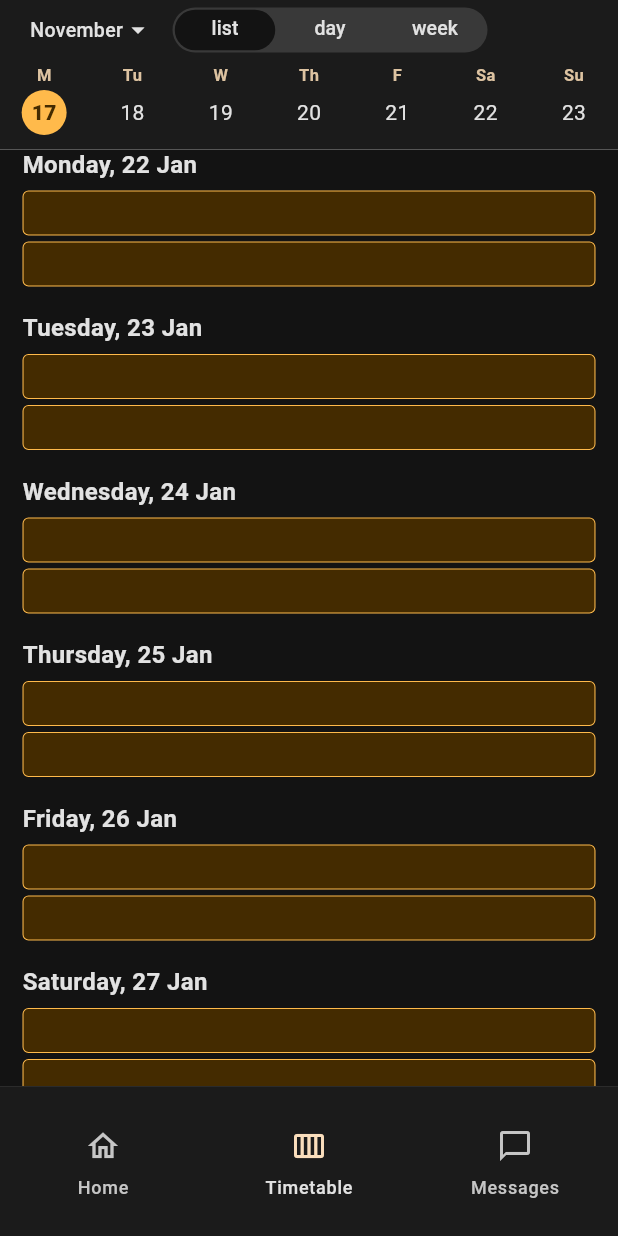
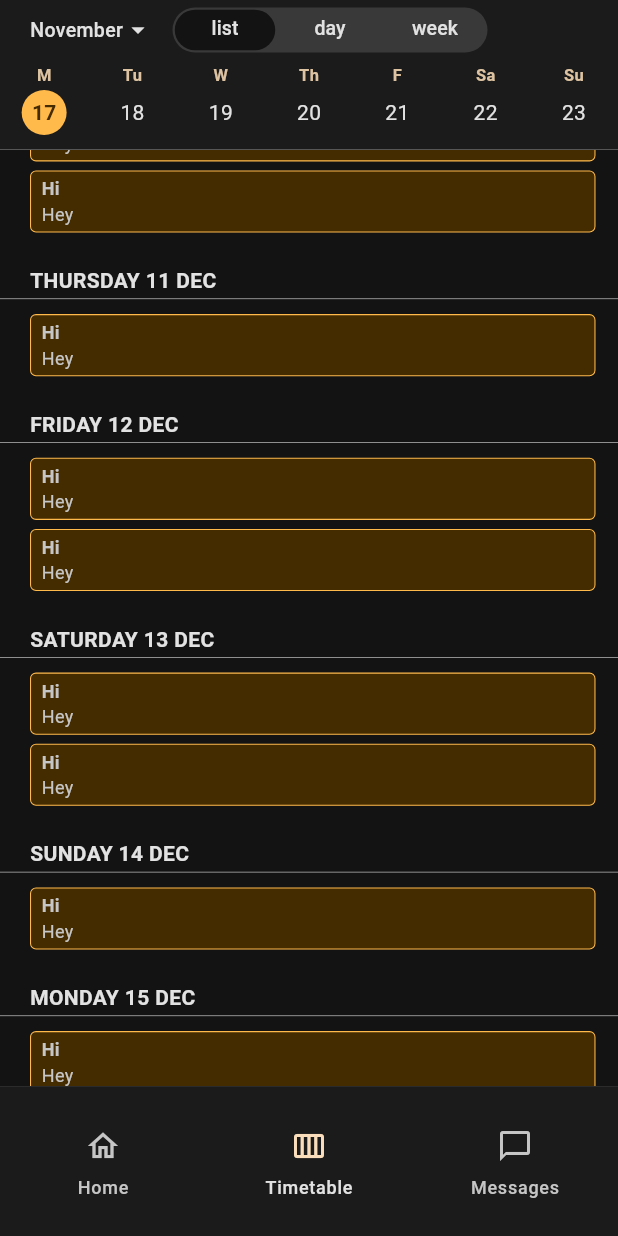
Before and after one commit to BrynMtchll/anu_timetable, a Flutter app: the screen it shows after launch, item 2 of the bottom bar chosen, scrolled down 2304 dp, after a tap on "Today", on a phone screen of 412 x 824 dp. Run offline on Flutter 3.47's test engine with Material 3 defaults, Android fonts, the light colour scheme and no system bars; drawn by our look-alikes of scrollable_positioned_list; our stand-ins replace calendar_view.

Commit message:
list view integrated fully, month bar animation performance improved

```diff
--- a/analysis_options.yaml
+++ b/analysis_options.yaml
@@ -7,6 +7,9 @@
 
 # The following line activates a set of recommended lints for Flutter apps,
 # packages, and plugins designed to encourage good coding practices.
+analyzer:
+  errors:
+    curly_braces_in_flow_control_structures: ignore ignore ignore
 include: package:flutter_lints/flutter.yaml
 
 linter:
--- a/lib/app.dart
+++ b/lib/app.dart
@@ -37,7 +37,6 @@ class _AppState extends State<App> with SingleTickerProviderStateMixin{
     weekViewScrollController = WeekViewScrollController(
       initialScrollOffset: TimetableLayout.initialScrollOffset,
       onAttach: (_) => weekViewScrollController.matchToOther(dayViewScrollController));
-
     viewTabController.addListener(() {
       viewTabController.matchScrollOffsets(dayViewScrollController, weekViewScrollController);
     });
--- a/lib/model/animation_notifiers.dart
+++ b/lib/model/animation_notifiers.dart
@@ -9,7 +9,6 @@ class MonthBarAnimationNotifier extends ChangeNotifier {
   // use shrunk to determine toggle visibility for monthbar
   bool shrunk = true;
   bool expanded = false;
-  late double displayHeight = TimetableLayout.weekBarHeight;
   late double _height;
   static const int duration = 350;
 
@@ -20,7 +19,6 @@ class MonthBarAnimationNotifier extends ChangeNotifier {
   set height(double newVal) {
     if (newVal != _height) {
       _height = newVal;
-      if (_open) displayHeight = _height;
       notifyListeners();
     }
   }
@@ -34,7 +32,6 @@ class MonthBarAnimationNotifier extends ChangeNotifier {
     if (_open) {
       visible = true;
       shrunk = false;
-      displayHeight = _height;
       notifyListeners();
       Future.delayed(const Duration(milliseconds: duration)).then((_) {
         if (!_open) return;
@@ -42,7 +39,6 @@ class MonthBarAnimationNotifier extends ChangeNotifier {
         notifyListeners();
       });
     } else {
-      displayHeight = TimetableLayout.weekBarHeight;
       expanded = false;
       notifyListeners();
       Future.delayed(const Duration(milliseconds: duration)).then((_) {
--- a/lib/model/controllers.dart
+++ b/lib/model/controllers.dart
@@ -1,6 +1,7 @@
 import 'package:anu_timetable/model/timetable_model.dart';
 import 'package:anu_timetable/util/timetable_layout.dart';
 import 'package:flutter/material.dart';
+import 'package:scrollable_positioned_list/scrollable_positioned_list.dart';
 
 mixin PageLinker on PageController {
   double get pageWidth;
@@ -27,7 +28,6 @@ mixin PageLinker on PageController {
 mixin ScrollLinker on ScrollController {
   void matchToOther(ScrollController otherController) {
     if (!otherController.hasClients) return;
-
     if (position.pixels != otherController.position.pixels) {
       position.correctPixels(otherController.position.pixels);
     }
@@ -63,7 +63,6 @@ class DayViewPageController extends PageController with PageLinker{
 
   @override jumpToPage(int page) {
     _persistedPage = page;
-    print(hasClients);
     super.jumpToPage(page);
   }
   @override animateToPage(int page, {required Curve curve, required Duration duration}) {
@@ -166,6 +165,11 @@ class ViewTabController extends TabController {
   }
 }
 
+class TListViewItemScrollController extends ItemScrollController{
+  bool isScrolling = false;
+  TListViewItemScrollController();
+}
+
 class WeekViewScrollController extends ScrollController with ScrollLinker{
   WeekViewScrollController({
     super.initialScrollOffset,
--- a/lib/model/timetable_model.dart
+++ b/lib/model/timetable_model.dart
@@ -7,6 +7,7 @@ import 'package:anu_timetable/widgets/week_bar.dart';
 import 'package:anu_timetable/widgets/week_view.dart';
 import 'package:flutter/material.dart';
 import 'package:flutter/rendering.dart';
+import 'package:scrollable_positioned_list/scrollable_positioned_list.dart';
 
 /// A central control for keeping the various relevant timetable
 /// widgets synchronised to the active day (the day in focus).
@@ -33,6 +34,7 @@ class TimetableModel extends ChangeNotifier {
   late WeekBarPageController weekBarPageController;
   late MonthBarPageController monthBarPageController;
   late MonthListScrollController monthListScrollController;
+  late TListViewItemScrollController tListViewItemScrollController;
 
   /// The sole state managed by [TimetableModel]. It is what all of the
   /// managed controllers are synchronised to.
@@ -42,6 +44,8 @@ class TimetableModel extends ChangeNotifier {
     final currentDay = DateTime.now();
     _activeDay = DateTime(currentDay.year, currentDay.month, currentDay.day);
     createWeekViewController();
+    createDayViewController();
+    tListViewItemScrollController = TListViewItemScrollController();
   }
 
   DateTime get activeDay => _activeDay;
@@ -100,9 +104,9 @@ class TimetableModel extends ChangeNotifier {
   static bool monthEquiv(DateTime day1, DateTime day2)
     => monthOfDay(day1) == monthOfDay(day2);
 
-  void setActiveMonth(DateTime month, DateTime currentDay) {
-    if (monthEquiv(month, activeDay)) return;
-    monthEquiv(month, currentDay) ? activeDay = currentDay : activeDay = month;
+  DateTime getNewActiveDayForMonth(DateTime month, DateTime currentDay) {
+    if (monthEquiv(month, activeDay)) return activeDay;
+    return monthEquiv(month, currentDay) ? currentDay : month;
   }
 
     void createDayViewController() {
@@ -149,11 +153,12 @@ class TimetableModel extends ChangeNotifier {
   }
 
   /// Animates the [WeekBar]'s [PageView] to the active page.
-  void syncWeekBar() async {
+  void syncWeekBar({bool jump = false}) async {
     int newWeekPage = getWeekPage(activeDay);
     int activeWeekPage = weekBarPageController.page!.round();
     if (newWeekPage != activeWeekPage) {
-      await weekBarPageController.animateToPage(
+      jump ? weekBarPageController.jumpToPage(newWeekPage)
+        : await weekBarPageController.animateToPage(
           newWeekPage,
           duration: Duration(milliseconds: 400),
           curve: Curves.easeInOut,
@@ -176,12 +181,13 @@ class TimetableModel extends ChangeNotifier {
   }
 
   /// Animates the [MonthBar]'s [PageView] to the active page.
-  void syncMonthBar() async {
+  void syncMonthBar({bool jump = false}) async {
     if (!monthBarPageController.hasClients) return;
     int newMonthPage = getMonthPage(activeDay);
     int activeMonthPage = monthBarPageController.page!.round();
     if (newMonthPage != activeMonthPage) {
-      await monthBarPageController.animateToPage(
+      jump ? monthBarPageController.jumpToPage(newMonthPage)
+        : await monthBarPageController.animateToPage(
           newMonthPage,
           duration: Duration(milliseconds: 400),
           curve: Curves.easeInOut,
@@ -204,14 +210,20 @@ class TimetableModel extends ChangeNotifier {
     }
   }
 
+  void syncTListView({bool jump = false}) {
+    if (!tListViewItemScrollController.isAttached) return;
+    int newActiveDayIndex = getDayPage(activeDay);
+    jump ? tListViewItemScrollController.jumpTo(index: newActiveDayIndex) :
+      tListViewItemScrollController.scrollTo(index: newActiveDayIndex, duration: Duration(milliseconds: 200));
+  }
+
   /// Handler for the onPageChanged event of the [DayView]'s [PageView].
   void handleDayViewPageChanged() {
-    if (dayViewPageController.isScrolling) {
+    if (!dayViewPageController.isScrolling) return;
     activeDay = getDay(dayViewPageController.page!.round());
     syncWeekBar();
     syncMonthBar();
     syncMonthList();
-    }
   }
 
   /// Handler for the onPageChanged event of the [WeekBar]'s [PageView].
@@ -223,6 +235,7 @@ class TimetableModel extends ChangeNotifier {
     syncDayView();
     syncMonthBar();
     syncMonthList();
+    syncTListView();
   }
 
   void handleWeekViewPageChanged() {
@@ -231,14 +244,32 @@ class TimetableModel extends ChangeNotifier {
     syncDayView();
     syncMonthBar();
     syncMonthList();
+    syncTListView();
+  }
+
+  int dayDiff(DateTime day1, DateTime day2) {
+    return (getDayPage(day1) - getDayPage(day2)).abs();
   }
 
   void handleMonthBarPageChanged(DateTime currentDay) {
     if (!monthBarPageController.isScrolling) return;
-    setActiveMonth(getMonth(monthBarPageController.page!.round()), currentDay);
+    DateTime newActiveDay = getNewActiveDayForMonth(getMonth(monthBarPageController.page!.round()), currentDay);
+    int diff = dayDiff(activeDay, newActiveDay);
+    activeDay = newActiveDay;
     syncDayView();
     syncWeekBar();
     syncWeekView();
+    syncMonthList();
+    syncTListView(jump: diff >= 7);
+  }
+
+  void handleTListViewDayChanged(DateTime day) {
+    if (!tListViewItemScrollController.isScrolling) return;
+    activeDay = day;
+    syncDayView();
+    syncWeekBar(jump: true);
+    syncWeekView();
+    syncMonthBar(jump: true);
     syncMonthList();
   }
 
@@ -248,23 +279,30 @@ class TimetableModel extends ChangeNotifier {
     syncDayView();
     syncMonthBar();
     syncMonthList();
+    syncTListView();
 }
 
   /// Handler for the onTap event of the [MonthBar]'s weekday items.
   void handleMonthBarDayTap(DateTime day) {
+    int diff = dayDiff(day, activeDay);
     activeDay = day;
     syncDayView();
     syncWeekBar();
     syncWeekView();
+    syncTListView(jump: diff >= 7);
+
   }
 
   void handleMonthListMonthTap(DateTime month, DateTime currentDay) {
-    setActiveMonth(month, currentDay);
+    DateTime newActiveDay = getNewActiveDayForMonth(month, currentDay);
+    int diff = dayDiff(newActiveDay, activeDay);
+    activeDay = newActiveDay;
     syncDayView();
     syncWeekBar();
     syncWeekView();
-    monthBarPageController.jumpToPage(getMonthPage(activeDay));
+    syncMonthBar(jump: true);
     syncMonthList();
+    syncTListView(jump: diff >= 7);
   }
 
   void handleTodayTap(DateTime currentDay) {
@@ -272,8 +310,9 @@ class TimetableModel extends ChangeNotifier {
     syncDayView();
     syncWeekBar();
     syncWeekView();
-    monthBarPageController.jumpToPage(getMonthPage(activeDay));
+    syncMonthBar(jump: true);
     syncMonthList();
+    syncTListView();
   }
 
   bool onWeekBarNotification(UserScrollNotification notification) {
@@ -303,4 +342,9 @@ class TimetableModel extends ChangeNotifier {
     dayViewPageController.isScrolling = notification.direction != ScrollDirection.idle;
     return false;
   }
+
+  bool onTListNotification(UserScrollNotification notification) {
+    tListViewItemScrollController.isScrolling = notification.direction != ScrollDirection.idle;
+    return false;
   }
+}
--- a/lib/pages/timetable_page.dart
+++ b/lib/pages/timetable_page.dart
@@ -1,6 +1,7 @@
 
 import 'package:anu_timetable/model/animation_notifiers.dart';
 import 'package:anu_timetable/model/controllers.dart';
+import 'package:anu_timetable/util/timetable_layout.dart';
 import 'package:anu_timetable/widgets/list_view.dart';
 import 'package:flutter/material.dart';
 import 'package:anu_timetable/widgets/day_view.dart';
@@ -40,10 +41,10 @@ class _TimetablePageState extends State<TimetablePage> {
               Stack(children: [WeekBar(), MonthBar()]),
               Consumer<MonthBarAnimationNotifier>(
                 builder: (context, monthBarAnimationNotifier, child) =>
-                  AnimatedContainer(
-                    duration: Duration(milliseconds: MonthBarAnimationNotifier.duration),
-                    curve: Curves.easeInOut,
-                    height: constraints.maxHeight - monthBarAnimationNotifier.displayHeight,
+                  SizedBox(
+                    height: monthBarAnimationNotifier.expanded
+                    ? constraints.maxHeight - monthBarAnimationNotifier.height
+                    : constraints.maxHeight - TimetableLayout.weekBarHeight,
                     width: constraints.maxWidth,
                     child: child),
                 child: TabBarView(
--- a/lib/util/extensions.dart
+++ /dev/null
@@ -1,3 +0,0 @@
-// Might create extensions on DateTime and TimeofDay for the scattered usage of
-// generic methods like day rounding or getting the time as a total of minutes.
-// This would require using the extension names in place of DateTime and TimeOfday.
--- a/lib/widgets/bar_day.dart
+++ b/lib/widgets/bar_day.dart
@@ -82,7 +82,7 @@ class BarDayItem extends StatelessWidget {
             alignment: Alignment.center,
             child:  Text(
               style: TextStyle(
-                fontWeight: dayIsActive || dayIsCurrent ? FontWeight.w800 : FontWeight.w400,
+                fontWeight: dayIsActive || dayIsCurrent ? FontWeight.w700 : FontWeight.w400,
                 color: textColor(colorScheme, dayIsActive, dayIsCurrent),
                 fontSize: 14),
               day.day.toString())));
--- a/lib/widgets/list_view.dart
+++ b/lib/widgets/list_view.dart
@@ -1,7 +1,13 @@
+// ignore_for_file: curly_braces_in_flow_control_structures
+
+import 'dart:math';
+
+import 'package:anu_timetable/model/current_datetime_notifiers.dart';
 import 'package:anu_timetable/model/timetable_model.dart';
-import 'package:anu_timetable/util/timetable_layout.dart';
 import 'package:flutter/material.dart';
 import 'package:intl/intl.dart';
+import 'package:provider/provider.dart';
+import 'package:scrollable_positioned_list/scrollable_positioned_list.dart';
 
 class TListView extends StatefulWidget {
   const TListView({super.key});
@@ -11,52 +17,112 @@ class TListView extends StatefulWidget {
 }
 
 class _TListViewState extends State<TListView> {
+  late ItemPositionsListener itemPositionsListener;
+  @override
+  void initState() {
+    super.initState();
+    itemPositionsListener = ItemPositionsListener.create();
+  }
+
   @override
   Widget build(BuildContext context) {
-    return ListView.builder(itemBuilder: (context, index) {
-      return _DayItem(index: index);
-    },);
+    TimetableModel timetableModel = Provider.of<TimetableModel>(context, listen: false);
+    Random random = Random();
+    int activeDayIndex = TimetableModel.getDayPage(timetableModel.activeDay);
+
+    itemPositionsListener.itemPositions.addListener(() {
+      int newActiveDayIndex =itemPositionsListener.itemPositions.value.first.index;
+      Iterator<ItemPosition> iterator = itemPositionsListener.itemPositions.value.iterator;
+
+      while (iterator.moveNext()) {
+        newActiveDayIndex = min(newActiveDayIndex, iterator.current.index);
+      }
+      if (newActiveDayIndex != activeDayIndex) {
+        activeDayIndex = newActiveDayIndex;
+        timetableModel.handleTListViewDayChanged(TimetableModel.getDay(newActiveDayIndex));
+      }
+    });
+    List randints = [for (int i = 0; i < 10000; i++) random.nextInt(3)];
+    return NotificationListener<UserScrollNotification>(
+      onNotification: timetableModel.onTListNotification,
+      child: ScrollablePositionedList.builder(
+        initialScrollIndex: TimetableModel.getDayPage(timetableModel.activeDay),
+        itemScrollController: timetableModel.tListViewItemScrollController,
+        itemPositionsListener: itemPositionsListener,
+        itemCount: 10000,
+        itemBuilder: (context, index) {
+          return _DayItem(index: index, nItems: randints[index]);
+        }));
   }
 }
 
 class _DayItem extends StatelessWidget {
   final int index;
+  final int nItems;
 
-  const _DayItem({required this.index});
+  Color dayColor(bool dayIsCurrent, ColorScheme colorScheme) {
+    if (dayIsCurrent) return colorScheme.primary;
+    else if (nItems > 0) return colorScheme.onSurface;
+    else return colorScheme.outline;
+  }
+
+  const _DayItem({required this.index, required this.nItems});
+  @override
+  Widget build(BuildContext context) {
+    DateTime day = TimetableModel.getDay(index);
+    ColorScheme colorScheme = ColorScheme.of(context);
+
+
+
+    return Container(
+      margin: EdgeInsets.symmetric(horizontal: 0, vertical: 8),
+      child: Column(
+        children: [
+          Consumer<CurrentDay>(builder: (context, currentDay, child) {
+            bool dayIsCurrent = TimetableModel.dayEquiv(day, currentDay.value);
+
+            return Container(
+            width: double.infinity,
+            margin: EdgeInsets.only(bottom: nItems > 0 ? 10 : 7),
+            padding: EdgeInsets.only(left: 20, right: 15, bottom: 2),
+            decoration: BoxDecoration(
+              border: Border(
+                bottom: BorderSide(
+                  color: dayColor(dayIsCurrent, colorScheme),
+                  width: 0.4))),
+            child: Text(
+              style: TextStyle(fontSize: 14, fontWeight: FontWeight.w600,
+                color: dayColor(dayIsCurrent, colorScheme)),
+            DateFormat('EEEE dd MMM').format(day).toUpperCase()));
+          }),
+
+          Column(
+            children: [for (int i = 0; i < nItems; i++) _EventItem()])
+        ]));
+  }
+}
+
+class _EventItem extends StatelessWidget {
+  const _EventItem();
+
   @override
   Widget build(BuildContext context) {
     ColorScheme colorScheme = ColorScheme.of(context);
-    DateTime day = TimetableModel.getDay(index);
     return Container(
-      margin: EdgeInsets.only(top: 10),
+      decoration: BoxDecoration(
+        border: Border.all(color: colorScheme.primary, width: 0.7),
+        color: colorScheme.onPrimary,
+        borderRadius: BorderRadius.all(Radius.circular(4))),
+      margin: EdgeInsets.only(left: 20, right: 15, bottom: 6),
+      padding: EdgeInsets.symmetric(horizontal: 7, vertical: 3),
+      width: double.infinity,
       child: Column(
+        crossAxisAlignment: CrossAxisAlignment.start,
         children: [
-          Container(
-            width: double.infinity,
-            margin: EdgeInsets.symmetric(horizontal: 15, vertical: 3),
-            padding: EdgeInsets.only(bottom: 2),
-            decoration: BoxDecoration(
-              border: Border(
-)),
-            child: Text(style: TextStyle(fontSize: 16, fontWeight: FontWeight.w600),
-            DateFormat('EEEE, dd MMM').format(day))),
-          Column(
-            children: [
-              Container(
-                height: 30,
-                decoration: BoxDecoration(
-                  border: Border.all(color: colorScheme.primary, width: 0.7),
-                  color: colorScheme.onPrimary,
-                  borderRadius: BorderRadius.all(Radius.circular(4))),
-                margin: EdgeInsets.symmetric(horizontal: 15, vertical: 1)),
-                Container(
-                height: 30,
-                decoration: BoxDecoration(
-                  border: Border.all(color: colorScheme.primary, width: 0.7),
-                  color: colorScheme.onPrimary,
-                  borderRadius: BorderRadius.all(Radius.circular(4))),
-                margin: EdgeInsets.symmetric(horizontal: 15, vertical: 3))
-            ])
-        ]));
+          Text(style: TextStyle(fontSize: 12, fontWeight: FontWeight.w600, color: colorScheme.onSurfaceVariant),
+            "Hi"),
+          Text(style: TextStyle(fontSize: 12, fontWeight: FontWeight.w400, color: colorScheme.onSurfaceVariant),
+            "Hey"),
+      ]));
   }
 }
--- a/lib/widgets/month_bar.dart
+++ b/lib/widgets/month_bar.dart
@@ -39,7 +39,9 @@ class _MonthBarState extends State<MonthBar>{
               child: AnimatedContainer(
                 duration: Duration(milliseconds: MonthBarAnimationNotifier.duration),
                 curve: Curves.easeInOut,
-                height: monthBarAnimationNotifier.displayHeight,
+                height: monthBarAnimationNotifier.open
+                    ? monthBarAnimationNotifier.height
+                    : TimetableLayout.weekBarHeight,
                 decoration: BoxDecoration(
                   color: colorScheme.surfaceContainerLow,
                   border: Border(
@@ -79,7 +81,7 @@ class _MonthBarPageView extends StatelessWidget {
               builder: (context, viewTabController, child) => AnimatedPadding(
                 duration: Duration(milliseconds: 200),
                 curve: Curves.easeInOut,
-                padding: viewTabController.index == 1 ?
+                padding: viewTabController.index == 2 ?
                   EdgeInsets.only(left: TimetableLayout.leftMargin) : EdgeInsets.all(0),
                 child: child),
               child: _Month(month: TimetableModel.getMonth(page))))));
--- a/lib/widgets/week_bar.dart
+++ b/lib/widgets/week_bar.dart
@@ -1,4 +1,3 @@
-import 'package:anu_timetable/model/animation_notifiers.dart';
 import 'package:anu_timetable/model/controllers.dart';
 import 'package:anu_timetable/widgets/bar_day.dart';
 import 'package:flutter/material.dart';
@@ -27,12 +26,12 @@ class _WeekBarState extends State<WeekBar>{
   Widget build(BuildContext context) {
     ColorScheme colorScheme = Theme.of(context).colorScheme;
     TimetableModel timetableModel = Provider.of<TimetableModel>(context, listen: false);
-    return Container(
+    return AnimatedContainer(
+      duration: Duration(milliseconds: 200),
       alignment: Alignment.topRight,
+      height:  Provider.of<ViewTabController>(context).index == 0 ? TimetableLayout.weekBarHeight : TimetableLayout.weekBarHeight,
+      decoration: BoxDecoration(
         color: colorScheme.surfaceContainerLow,
-      child: Container(
-        height: TimetableLayout.weekBarHeight,
-        decoration: BoxDecoration(
         border: Border(
           bottom: BorderSide(color: colorScheme.onSurface, width: 0.2))),
       child: NotificationListener<UserScrollNotification>(
@@ -47,11 +46,11 @@ class _WeekBarState extends State<WeekBar>{
               builder: (context, viewTabController, child) => AnimatedPadding(
                 duration: Duration(milliseconds: 200),
                 curve: Curves.easeInOut,
-                  padding: viewTabController.index == 1 ?
+                padding: viewTabController.index == 2 ?
                   EdgeInsets.only(left: TimetableLayout.leftMargin) : EdgeInsets.all(0),
                 child: child),
               child: _Week(week: TimetableModel.getWeek(page)));
-            }))));
+          })));
   }
 }
 
--- a/pubspec.yaml
+++ b/pubspec.yaml
@@ -33,6 +33,7 @@ dependencies:
   table_calendar: ^3.2.0
   calendar_view: ^1.4.0
   intl: any
+  scrollable_positioned_list: any
 
   # The following adds the Cupertino Icons font to your application.
   # Use with the CupertinoIcons class for iOS style icons.
```
Also changed, not shown: pubspec.lock. Lines whose indentation alone changed are shown as unchanged.
